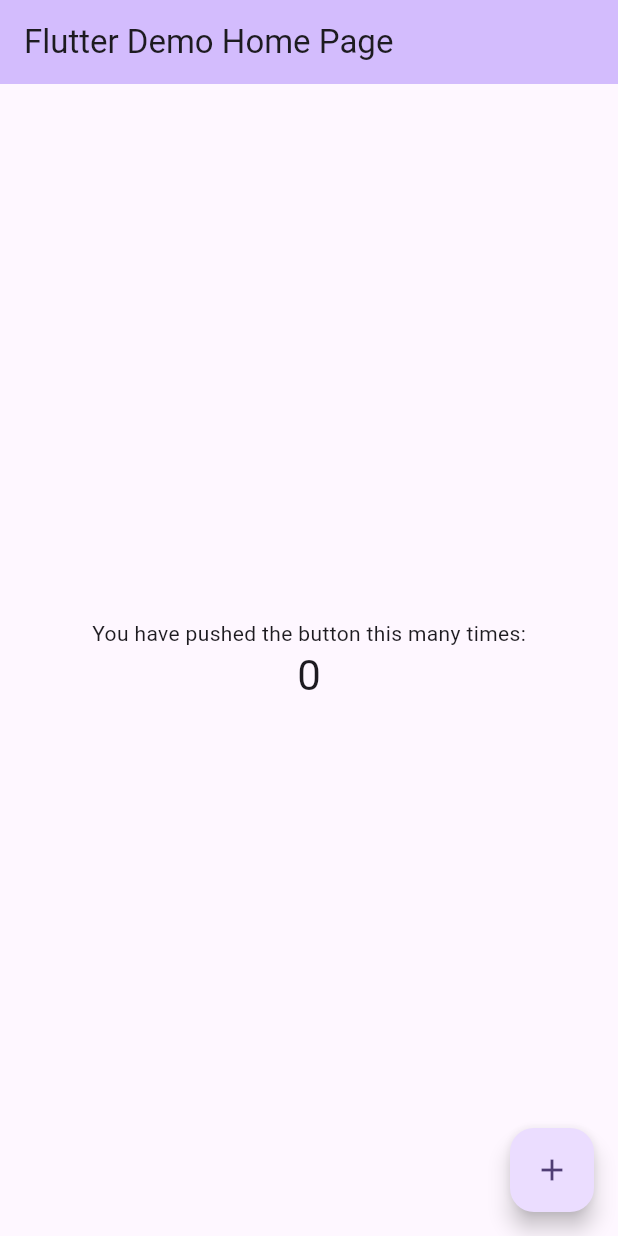
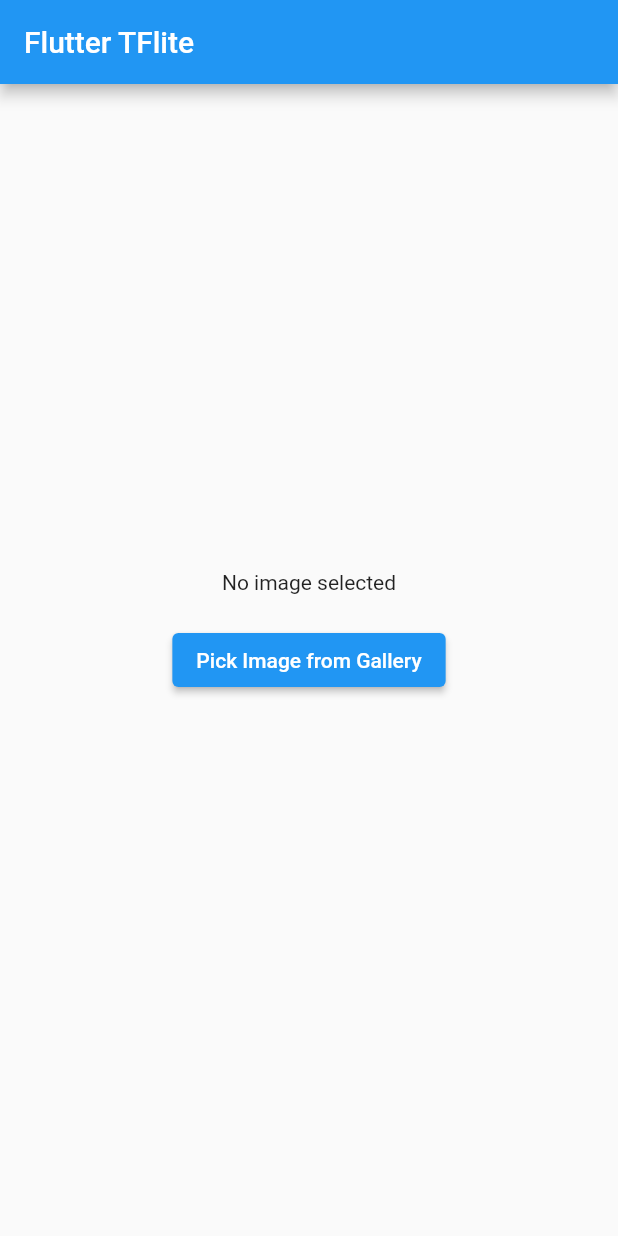
Before and after one commit to Zylo-02/stylesync-flutter, a Flutter app: the screen it shows after launch, on a phone screen of 412 x 824 dp. Run offline on Flutter 3.47's test engine with Material 2 defaults, Android fonts, the phone set to English and light mode, and no system bars; our stand-ins replace image_picker; missing offline and left inert: tflite_v2.

Commit message:
ADD Testing UI | ADD Assets| ADD tflite_v2
ADD Testing UI
- Added new ui for the flutter app for testing purposes. (image pick from gallery)

ADD Assets
- Added folder to store required files which will be added later.

ADD tflite_v2
- Added tensorflow lite dependency which will be used to handle the model

```diff
--- a/lib/main.dart
+++ b/lib/main.dart
@@ -1,125 +1,111 @@
+// import 'dart:convert';
+import 'dart:io';
+
 import 'package:flutter/material.dart';
+import 'package:image_picker/image_picker.dart';
+import 'package:tflite_v2/tflite_v2.dart';
 
 void main() {
-  runApp(const MyApp());
+  runApp(MyApp());
 }
 
 class MyApp extends StatelessWidget {
-  const MyApp({super.key});
-
-  // This widget is the root of your application.
   @override
   Widget build(BuildContext context) {
     return MaterialApp(
-      title: 'Flutter Demo',
-      theme: ThemeData(
-        // This is the theme of your application.
-        //
-        // TRY THIS: Try running your application with "flutter run". You'll see
-        // the application has a blue toolbar. Then, without quitting the app,
-        // try changing the seedColor in the colorScheme below to Colors.green
-        // and then invoke "hot reload" (save your changes or press the "hot
-        // reload" button in a Flutter-supported IDE, or press "r" if you used
-        // the command line to start the app).
-        //
-        // Notice that the counter didn't reset back to zero; the application
-        // state is not lost during the reload. To reset the state, use hot
-        // restart instead.
-        //
-        // This works for code too, not just values: Most code changes can be
-        // tested with just a hot reload.
-        colorScheme: ColorScheme.fromSeed(seedColor: Colors.deepPurple),
-        useMaterial3: true,
-      ),
-      home: const MyHomePage(title: 'Flutter Demo Home Page'),
+      home: ImagePickerDemo(),
     );
   }
 }
 
-class MyHomePage extends StatefulWidget {
-  const MyHomePage({super.key, required this.title});
-
-  // This widget is the home page of your application. It is stateful, meaning
-  // that it has a State object (defined below) that contains fields that affect
-  // how it looks.
-
-  // This class is the configuration for the state. It holds the values (in this
-  // case the title) provided by the parent (in this case the App widget) and
-  // used by the build method of the State. Fields in a Widget subclass are
-  // always marked "final".
-
-  final String title;
-
+class ImagePickerDemo extends StatefulWidget {
   @override
-  State<MyHomePage> createState() => _MyHomePageState();
+  _ImagePickerDemoState createState() => _ImagePickerDemoState();
 }
 
-class _MyHomePageState extends State<MyHomePage> {
-  int _counter = 0;
+class _ImagePickerDemoState extends State<ImagePickerDemo> {
+  final ImagePicker _picker = ImagePicker();
+  XFile? _image;
+  File? file;
+  var _recognitions;
+  var v = "";
+  // var dataList = [];
+  @override
+  void initState() {
+    super.initState();
+    loadmodel().then((value) {
+      setState(() {});
+    });
+  }
 
-  void _incrementCounter() {
+  loadmodel() async {
+    await Tflite.loadModel(
+      model: "assets/model_unquant.tflite",
+      labels: "assets/labels.txt",
+    );
+  }
+
+  Future<void> _pickImage() async {
+    try {
+      final XFile? image = await _picker.pickImage(source: ImageSource.gallery);
+      setState(() {
+        _image = image;
+        file = File(image!.path);
+      });
+      detectimage(file!);
+    } catch (e) {
+      print('Error picking image: $e');
+    }
+  }
+
+  Future detectimage(File image) async {
+    int startTime = new DateTime.now().millisecondsSinceEpoch;
+    var recognitions = await Tflite.runModelOnImage(
+      path: image.path,
+      numResults: 3,
+    );
     setState(() {
-      // This call to setState tells the Flutter framework that something has
-      // changed in this State, which causes it to rerun the build method below
-      // so that the display can reflect the updated values. If we changed
-      // _counter without calling setState(), then the build method would not be
-      // called again, and so nothing would appear to happen.
-      _counter++;
+      _recognitions = recognitions;
+      v = recognitions.toString();
+      // dataList = List<Map<String, dynamic>>.from(jsonDecode(v));
     });
+    print("//////////////////////////////////////////////////");
+    print(_recognitions);
+    // print(dataList);
+    print("//////////////////////////////////////////////////");
+    int endTime = new DateTime.now().millisecondsSinceEpoch;
+    print("Inference took ${endTime - startTime}ms");
   }
 
   @override
   Widget build(BuildContext context) {
-    // This method is rerun every time setState is called, for instance as done
-    // by the _incrementCounter method above.
-    //
-    // The Flutter framework has been optimized to make rerunning build methods
-    // fast, so that you can just rebuild anything that needs updating rather
-    // than having to individually change instances of widgets.
     return Scaffold(
       appBar: AppBar(
-        // TRY THIS: Try changing the color here to a specific color (to
-        // Colors.amber, perhaps?) and trigger a hot reload to see the AppBar
-        // change color while the other colors stay the same.
-        backgroundColor: Theme.of(context).colorScheme.inversePrimary,
-        // Here we take the value from the MyHomePage object that was created by
-        // the App.build method, and use it to set our appbar title.
-        title: Text(widget.title),
+        title: Text('Flutter TFlite'),
       ),
       body: Center(
-        // Center is a layout widget. It takes a single child and positions it
-        // in the middle of the parent.
         child: Column(
-          // Column is also a layout widget. It takes a list of children and
-          // arranges them vertically. By default, it sizes itself to fit its
-          // children horizontally, and tries to be as tall as its parent.
-          //
-          // Column has various properties to control how it sizes itself and
-          // how it positions its children. Here we use mainAxisAlignment to
-          // center the children vertically; the main axis here is the vertical
-          // axis because Columns are vertical (the cross axis would be
-          // horizontal).
-          //
-          // TRY THIS: Invoke "debug painting" (choose the "Toggle Debug Paint"
-          // action in the IDE, or press "p" in the console), to see the
-          // wireframe for each widget.
           mainAxisAlignment: MainAxisAlignment.center,
           children: <Widget>[
-            const Text(
-              'You have pushed the button this many times:',
+            if (_image != null)
+              Image.file(
+                File(_image!.path),
+                height: 200,
+                width: 200,
+                fit: BoxFit.cover,
+              )
+            else
+              Text('No image selected'),
+            SizedBox(height: 20),
+            ElevatedButton(
+              onPressed: _pickImage,
+              child: Text('Pick Image from Gallery'),
             ),
-            Text(
-              '$_counter',
-              style: Theme.of(context).textTheme.headlineMedium,
-            ),
+            SizedBox(height: 20),
+            Text(v),
           ],
         ),
       ),
-      floatingActionButton: FloatingActionButton(
-        onPressed: _incrementCounter,
-        tooltip: 'Increment',
-        child: const Icon(Icons.add),
-      ), // This trailing comma makes auto-formatting nicer for build methods.
     );
   }
 }
```
Also changed, not shown: pubspec.yaml (+9 -3 lines), pubspec.lock, 7 other files.
